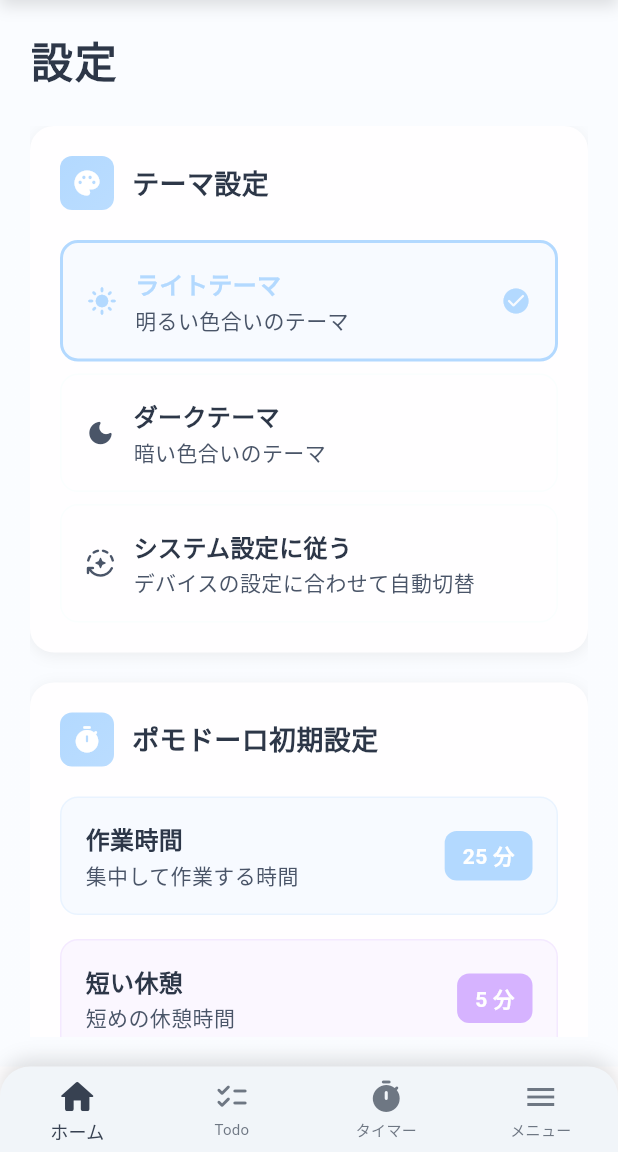
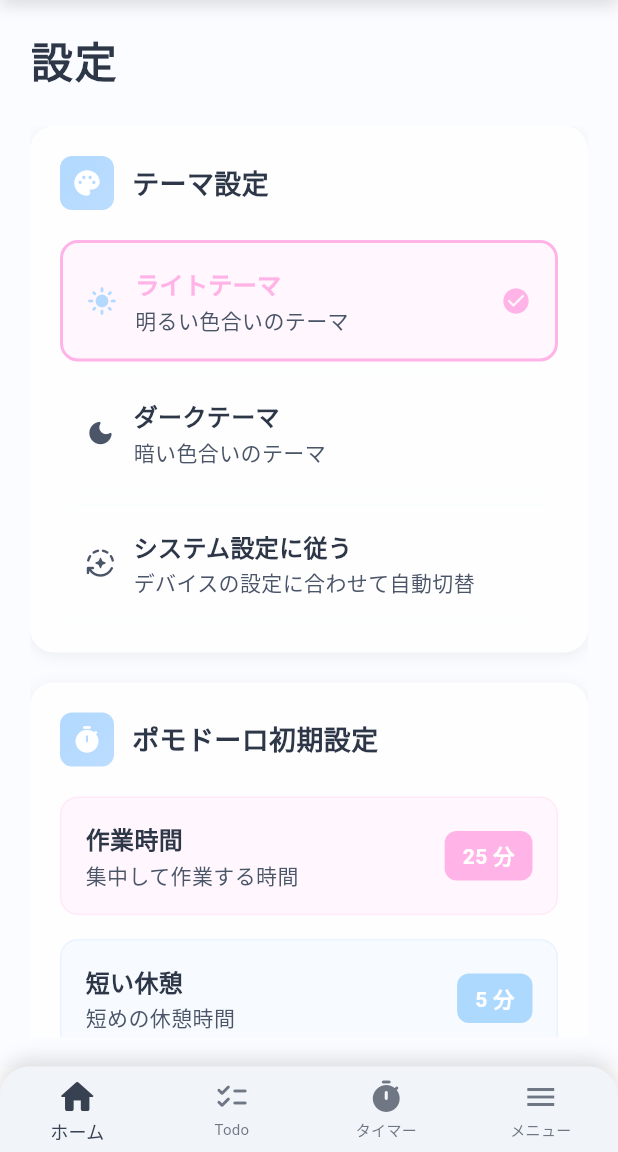
Before and after one commit to tkwest3143/solo-app, a Flutter app: the SettingsPage screen opened by its route, after a tap on "ライトテーマ", on a phone screen of 412 x 824 dp, the part 84-1236 px from its top. Run offline on Flutter 3.47's test engine with Material 3 defaults, Android fonts, the phone set to English and light mode, and no system bars; our stand-ins replace drift, flutter_hooks, flutter_riverpod, freezed_annotation, go_router, hooks_riverpod and 2 more; accounts and stored records are empty; generated files the repository leaves out were written again; statements that could not run were skipped.

Commit message:
Finalize settings screen with consistent theming and integration support
Co-authored-by: tkwest3143 <47804655+tkwest3143@users.noreply.github.com>

```diff
--- a/lib/screen/pages/settings.dart
+++ b/lib/screen/pages/settings.dart
@@ -70,7 +70,7 @@ class SettingsPage extends HookConsumerWidget {
                             min: 1,
                             max: 60,
                             onChanged: settingsController.updateDefaultWorkMinutes,
-                            color: Theme.of(context).colorScheme.primary,
+                            color: Theme.of(context).colorScheme.accentColor,
                           ),
                           _SettingItem(
                             title: '短い休憩',
@@ -80,7 +80,7 @@ class SettingsPage extends HookConsumerWidget {
                             min: 1,
                             max: 30,
                             onChanged: settingsController.updateDefaultShortBreakMinutes,
-                            color: Theme.of(context).colorScheme.secondary,
+                            color: Theme.of(context).colorScheme.infoColor,
                           ),
                           _SettingItem(
                             title: '長い休憩',
@@ -90,7 +90,7 @@ class SettingsPage extends HookConsumerWidget {
                             min: 5,
                             max: 60,
                             onChanged: settingsController.updateDefaultLongBreakMinutes,
-                            color: Theme.of(context).colorScheme.tertiary,
+                            color: Theme.of(context).colorScheme.purpleColor,
                           ),
                           _SettingItem(
                             title: '長い休憩までのサイクル',
@@ -100,7 +100,7 @@ class SettingsPage extends HookConsumerWidget {
                             min: 2,
                             max: 10,
                             onChanged: settingsController.updateDefaultCyclesUntilLongBreak,
-                            color: Theme.of(context).colorScheme.primary,
+                            color: Theme.of(context).colorScheme.successColor,
                           ),
                         ],
                       ),
@@ -139,7 +139,7 @@ class SettingsPage extends HookConsumerWidget {
                               min: 5,
                               max: 300,
                               onChanged: settingsController.updateCountUpNotificationMinutes,
-                              color: Theme.of(context).colorScheme.primary,
+                              color: Theme.of(context).colorScheme.accentColor,
                             ),
                         ],
                       ),
@@ -382,12 +382,12 @@ class _ThemeOption extends StatelessWidget {
           borderRadius: BorderRadius.circular(12),
           border: Border.all(
             color: isSelected
-              ? Theme.of(context).colorScheme.primary
+              ? Theme.of(context).colorScheme.accentColor
               : Theme.of(context).colorScheme.outline.withValues(alpha: 0.2),
             width: isSelected ? 2 : 1,
           ),
           color: isSelected
-            ? Theme.of(context).colorScheme.primary.withValues(alpha: 0.1)
+            ? Theme.of(context).colorScheme.accentColor.withValues(alpha: 0.1)
             : Colors.transparent,
         ),
         child: Row(
@@ -410,7 +410,7 @@ class _ThemeOption extends StatelessWidget {
                       fontSize: 16,
                       fontWeight: FontWeight.w600,
                       color: isSelected
-                        ? Theme.of(context).colorScheme.primary
+                        ? Theme.of(context).colorScheme.accentColor
                         : Theme.of(context).colorScheme.primaryTextColor,
                     ),
                   ),
@@ -428,7 +428,7 @@ class _ThemeOption extends StatelessWidget {
             if (isSelected)
               Icon(
                 Icons.check_circle_rounded,
-                color: Theme.of(context).colorScheme.primary,
+                color: Theme.of(context).colorScheme.accentColor,
                 size: 20,
               ),
           ],
@@ -624,11 +624,11 @@ class _SwitchSettingItem extends StatelessWidget {
       decoration: BoxDecoration(
         borderRadius: BorderRadius.circular(12),
         color: value
-          ? Theme.of(context).colorScheme.primary.withValues(alpha: 0.1)
+          ? Theme.of(context).colorScheme.accentColor.withValues(alpha: 0.1)
           : Theme.of(context).colorScheme.surface,
         border: Border.all(
           color: value
-            ? Theme.of(context).colorScheme.primary.withValues(alpha: 0.2)
+            ? Theme.of(context).colorScheme.accentColor.withValues(alpha: 0.2)
             : Theme.of(context).colorScheme.outline.withValues(alpha: 0.2),
         ),
       ),
@@ -660,7 +660,7 @@ class _SwitchSettingItem extends StatelessWidget {
           Switch(
             value: value,
             onChanged: onChanged,
-            activeColor: Theme.of(context).colorScheme.primary,
+            activeColor: Theme.of(context).colorScheme.accentColor,
           ),
         ],
       ),
```
Also changed, not shown: lib/screen/states/settings_integration.dart (added, +48 -0 lines), 2 other files.
